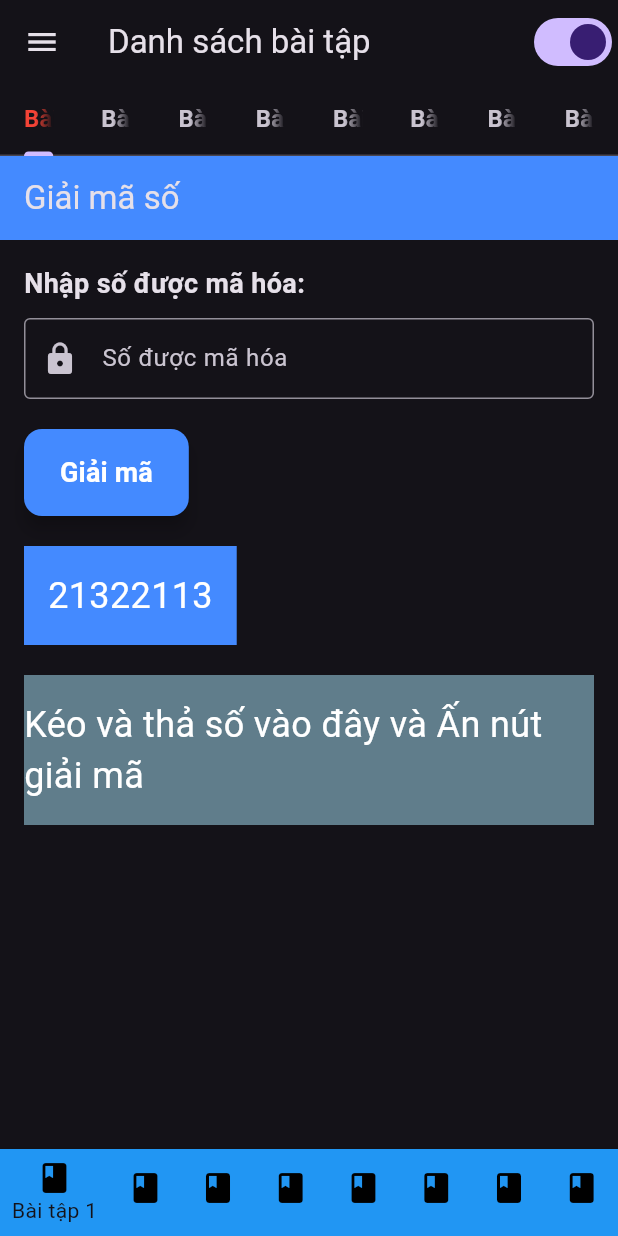
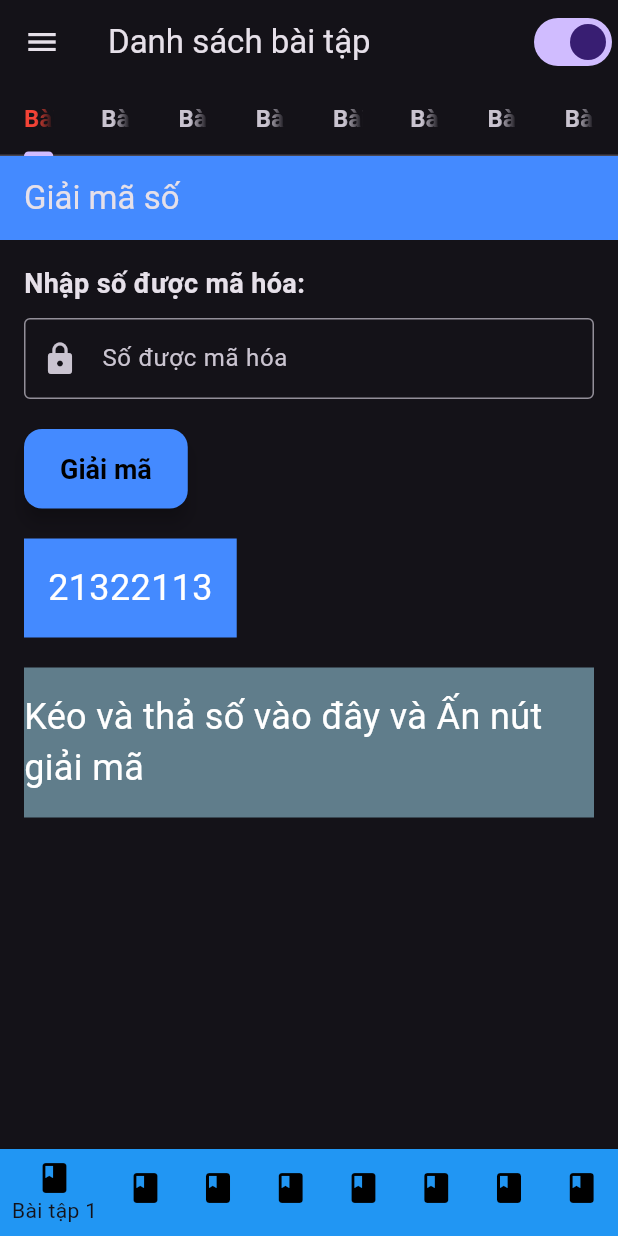
Before and after one commit to qminhminh/bai_tap_van_dung_CT_Quang_Minh, a Flutter app: the screen it shows after launch, on a phone screen of 412 x 824 dp. Run offline on Flutter 3.47's test engine with Material 3 defaults, Android fonts, the light colour scheme and no system bars.

Commit message:
add mian

```diff
--- a/lib/bai_tap_1.dart
+++ b/lib/bai_tap_1.dart
@@ -1,4 +1,4 @@
-// ignore_for_file: sort_child_properties_last, use_key_in_widget_constructors, library_private_types_in_public_api
+// ignore_for_file: sort_child_properties_last, use_key_in_widget_constructors, library_private_types_in_public_api, unnecessary_const
 
 import 'package:flutter/material.dart';
 
@@ -151,11 +151,14 @@ class _BaiTap01State extends State<BaiTap01> {
                 ),
                 elevation: 5,
               ),
-              child: const Text(
-                'Giải mã',
-                style: TextStyle(
-                  fontSize: 18,
-                  fontWeight: FontWeight.bold,
+              child: RichText(
+                text: const TextSpan(
+                  text: 'Giải mã',
+                  style: const TextStyle(
+                    fontSize: 18, // Kích thước chữ
+                    fontWeight: FontWeight.bold, // Kiểu chữ đậm
+                    color: Colors.black, // Màu chữ
+                  ),
                 ),
               ),
             ),
--- a/lib/bai_tap_4.dart
+++ b/lib/bai_tap_4.dart
@@ -103,7 +103,7 @@ class _BaiTap04State extends State<BaiTap04> {
               ElevatedButton(
                 onPressed: _processData,
                 style: ElevatedButton.styleFrom(
-                  primary: Colors.teal, // Màu nền của nút
+                  backgroundColor: Colors.teal, // Màu nền của nút
                   padding: const EdgeInsets.symmetric(
                       vertical: 15, horizontal: 20), // Padding cho nút
                   textStyle: const TextStyle(
--- a/lib/bai_tap_6.dart
+++ b/lib/bai_tap_6.dart
@@ -1,3 +1,5 @@
+// ignore_for_file: curly_braces_in_flow_control_structures
+
 import 'package:flutter/material.dart';
 
 class BaiTap06 extends StatefulWidget {
--- a/lib/main.dart
+++ b/lib/main.dart
@@ -96,6 +96,8 @@ class _HomeScreenState extends State<HomeScreen>
 
   @override
   Widget build(BuildContext context) {
+    return OrientationBuilder(
+      builder: (context, orientation) {
         return Scaffold(
           appBar: AppBar(
             title: const Text('Danh sách bài tập'),
@@ -156,9 +158,32 @@ class _HomeScreenState extends State<HomeScreen>
               ],
             ),
           ),
-      body: TabBarView(
+          body: (orientation == Orientation.portrait)
+              ? TabBarView(
                   controller: _tabController,
                   children: _pages,
+                )
+              : Row(
+                  children: [
+                    Expanded(
+                      child: Drawer(
+                        child: ListView(
+                          children: _pageLabels.map((label) {
+                            return ListTile(
+                              title: Text(label),
+                            );
+                          }).toList(),
+                        ),
+                      ),
+                    ),
+                    Expanded(
+                      flex: 2,
+                      child: TabBarView(
+                        controller: _tabController,
+                        children: _pages,
+                      ),
+                    ),
+                  ],
                 ),
           bottomNavigationBar: BottomNavigationBar(
             currentIndex: _currentIndex,
@@ -177,5 +202,7 @@ class _HomeScreenState extends State<HomeScreen>
             }),
           ),
         );
+      },
+    );
   }
 }
```
Lines whose indentation alone changed are shown as unchanged.
